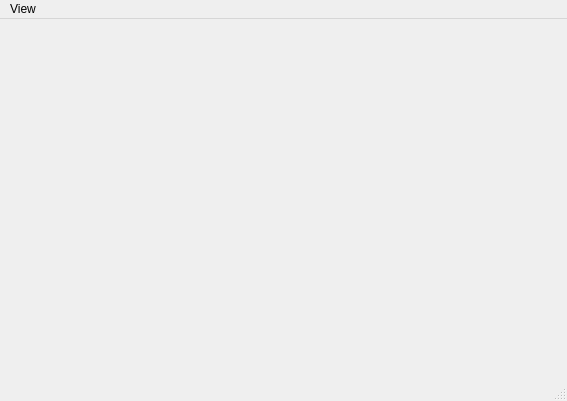
Qt form mainwindow.ui (haraki/farman) before a commit.
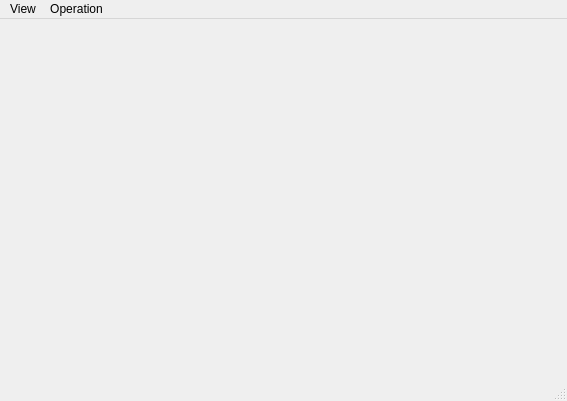
The same form after that commit.

```diff
--- a/mainwindow.ui
+++ b/mainwindow.ui
@@ -48,7 +48,16 @@
     <addaction name="actionSortSettings"/>
     <addaction name="actionFilterSettings"/>
    </widget>
+   <widget class="QMenu" name="menuOperation">
+    <property name="title">
+     <string>Operation</string>
+    </property>
+    <addaction name="actionCopy"/>
+    <addaction name="actionMove"/>
+    <addaction name="actionDelete"/>
+   </widget>
    <addaction name="viewMenu"/>
+   <addaction name="menuOperation"/>
   </widget>
   <widget class="QStatusBar" name="statusBar"/>
   <action name="actionSingleView">
```
Left out of the diff: 24 changed lines with no effect on the pictures.
